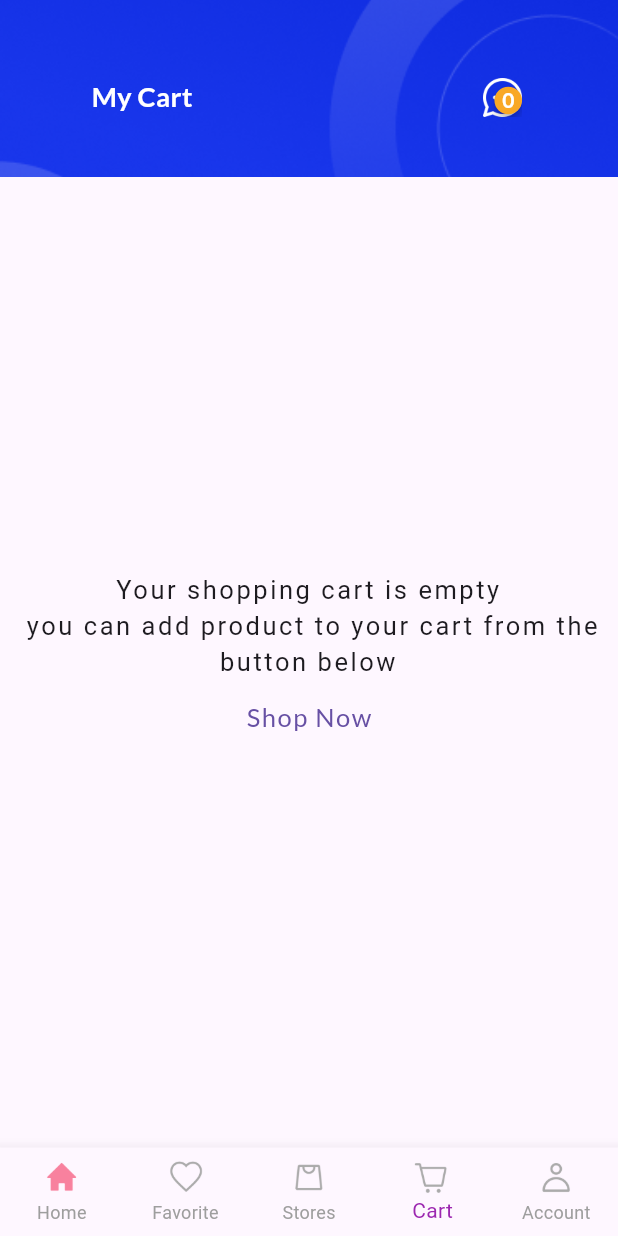
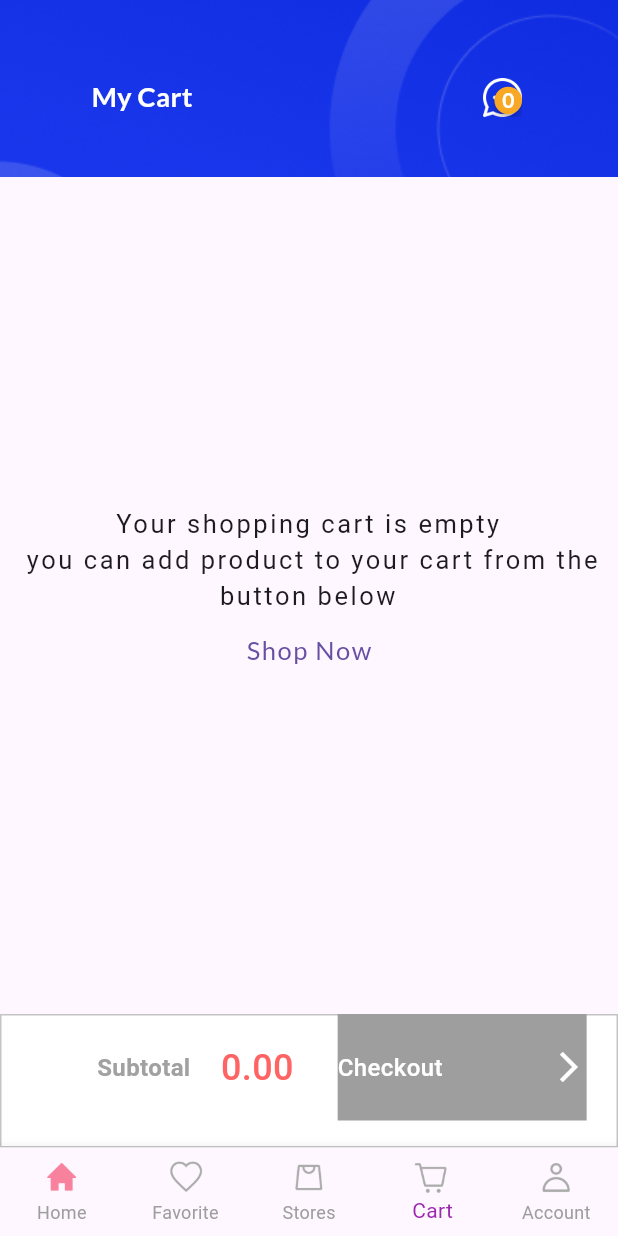
Before and after one commit to rqull/Remus-store, a Flutter app: the screen it shows after launch, item 4 of the bottom bar chosen, on a phone screen of 412 x 824 dp. Run offline on Flutter 3.47's test engine with Material 3 defaults, Android fonts, the phone set to English and light mode, and no system bars; drawn by our look-alikes of badges; our stand-ins replace cached_network_image, cloud_firestore, firebase_auth, firebase_core, flutter_riverpod, get and 1 more; accounts and stored records are empty.

Commit message:
Enhance Cart functionality and UI in CartNotifier and CartScreen
- Added methods in CartNotifier for managing product quantities and calculating total price.
- Improved CartScreen to display total price and provide increment/decrement functionality for cart items.
- Updated UI elements in CartScreen for better user experience, including a subtotal display and a checkout button.
- Refactored code for clarity and maintainability, ensuring consistent state management with Riverpod.

```diff
--- a/lib/views/screens/nav_screens/cart_screen.dart
+++ b/lib/views/screens/nav_screens/cart_screen.dart
@@ -19,6 +19,8 @@ class _CartScreenState extends ConsumerState<CartScreen> {
   @override
   Widget build(BuildContext context) {
     final cartData = ref.watch(cartProvider);
+    final _cartProvider = ref.read(cartProvider.notifier);
+    final totalPrice = ref.read(cartProvider.notifier).getTotalPrice();
     return Scaffold(
       appBar: PreferredSize(
         preferredSize:
@@ -240,7 +242,11 @@ class _CartScreenState extends ConsumerState<CartScreen> {
                                             child: Row(
                                               children: [
                                                 IconButton(
-                                                  onPressed: () {},
+                                                  onPressed: () {
+                                                    _cartProvider
+                                                        .decrementQuantity(
+                                                            cartItem.productid);
+                                                  },
                                                   icon: Icon(
                                                     CupertinoIcons.minus,
                                                     color: Colors.white,
@@ -258,7 +264,11 @@ class _CartScreenState extends ConsumerState<CartScreen> {
                                                   ),
                                                 ),
                                                 IconButton(
-                                                  onPressed: () {},
+                                                  onPressed: () {
+                                                    _cartProvider
+                                                        .incrementQuantity(
+                                                            cartItem.productid);
+                                                  },
                                                   icon: Icon(
                                                     CupertinoIcons.plus,
                                                     color: Colors.white,
@@ -268,7 +278,11 @@ class _CartScreenState extends ConsumerState<CartScreen> {
                                             ),
                                           ),
                                           IconButton(
-                                            onPressed: () {},
+                                            onPressed: () {
+                                              _cartProvider
+                                                  .removeProductFromCart(
+                                                      cartItem.productid);
+                                            },
                                             icon: Icon(
                                               CupertinoIcons.delete,
                                               color: Colors.red,
@@ -289,6 +303,89 @@ class _CartScreenState extends ConsumerState<CartScreen> {
                 ],
               ),
             ),
+      bottomNavigationBar: Container(
+        width: 416,
+        height: 89,
+        clipBehavior: Clip.hardEdge,
+        decoration: const BoxDecoration(),
+        child: Stack(
+          clipBehavior: Clip.none,
+          children: [
+            Align(
+              alignment: Alignment.center,
+              child: Container(
+                clipBehavior: Clip.hardEdge,
+                decoration: BoxDecoration(
+                  color: Colors.white,
+                  border: Border.all(
+                    color: const Color(0xFFC4C4C4),
+                  ),
+                ),
+              ),
+            ),
+            Align(
+              alignment: Alignment(-0.63, -0.26),
+              child: Text(
+                'Subtotal',
+                style: GoogleFonts.roboto(
+                  textStyle: const TextStyle(
+                    color: Color(0xFFA1A1A1),
+                    fontSize: 16,
+                    fontWeight: FontWeight.bold,
+                  ),
+                ),
+              ),
+            ),
+            Align(
+              alignment: Alignment(
+                -0.19,
+                -0.31,
+              ),
+              child: Text(
+                totalPrice.toStringAsFixed(2),
+                style: GoogleFonts.roboto(
+                  textStyle: const TextStyle(
+                    color: Color(0xFFFF6464),
+                    fontSize: 24,
+                    fontWeight: FontWeight.w500,
+                  ),
+                ),
+              ),
+            ),
+            Align(
+              alignment: Alignment(0.83, -1),
+              child: InkWell(
+                onTap: () {},
+                child: Container(
+                  width: 166,
+                  height: 71,
+                  clipBehavior: Clip.hardEdge,
+                  decoration: BoxDecoration(
+                    color: totalPrice == 0.0 ? Colors.grey : Color(0xFF1532E7),
+                  ),
+                  child: Row(
+                    mainAxisAlignment: MainAxisAlignment.spaceBetween,
+                    children: [
+                      Text(
+                        'Checkout',
+                        style: GoogleFonts.roboto(
+                          color: Colors.white,
+                          fontSize: 16,
+                          fontWeight: FontWeight.w500,
+                        ),
+                      ),
+                      Icon(
+                        Icons.arrow_forward_ios,
+                        color: Colors.white,
+                      )
+                    ],
+                  ),
+                ),
+              ),
+            ),
+          ],
+        ),
+      ),
     );
   }
 }
```
Also changed, not shown: lib/models/favorite_models.dart (added, +13 -0 lines), lib/provider/cart_provider.dart (+40 -3 lines), lib/provider/favorite_provider.dart (added, +32 -0 lines).
